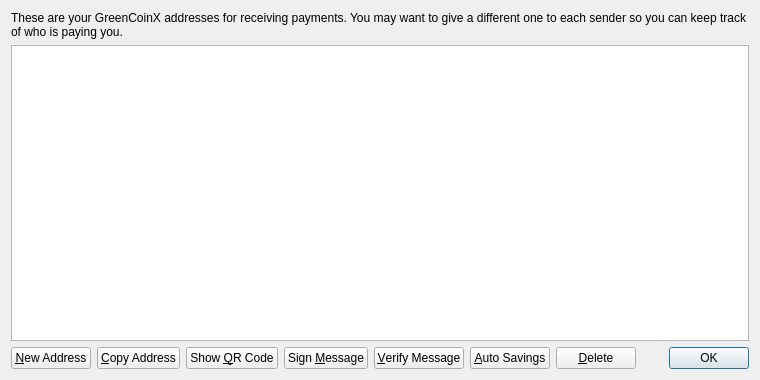
The window that src/qt/forms/addressbookpage.ui (nuggetbram/CO2XCoin) describes before a commit, drawn with Qt 5.
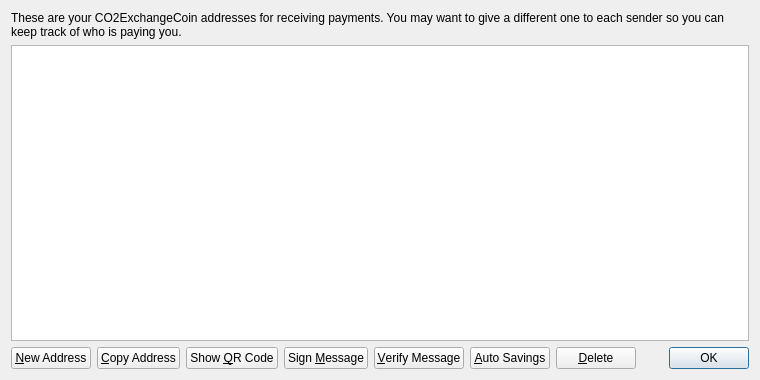
The same window after the commit. Icons and pictures are not drawn.

```diff
--- a/src/qt/forms/addressbookpage.ui
+++ b/src/qt/forms/addressbookpage.ui
@@ -17,7 +17,7 @@
    <item>
     <widget class="QLabel" name="labelExplanation">
      <property name="text">
-      <string>These are your GreenCoinX addresses for receiving payments. You may want to give a different one to each sender so you can keep track of who is paying you.</string>
+      <string>These are your CO2ExchangeCoin addresses for receiving payments. You may want to give a different one to each sender so you can keep track of who is paying you.</string>
      </property>
      <property name="textFormat">
       <enum>Qt::PlainText</enum>
```
Left out of the diff: 6 changed lines with no effect on the pictures.
